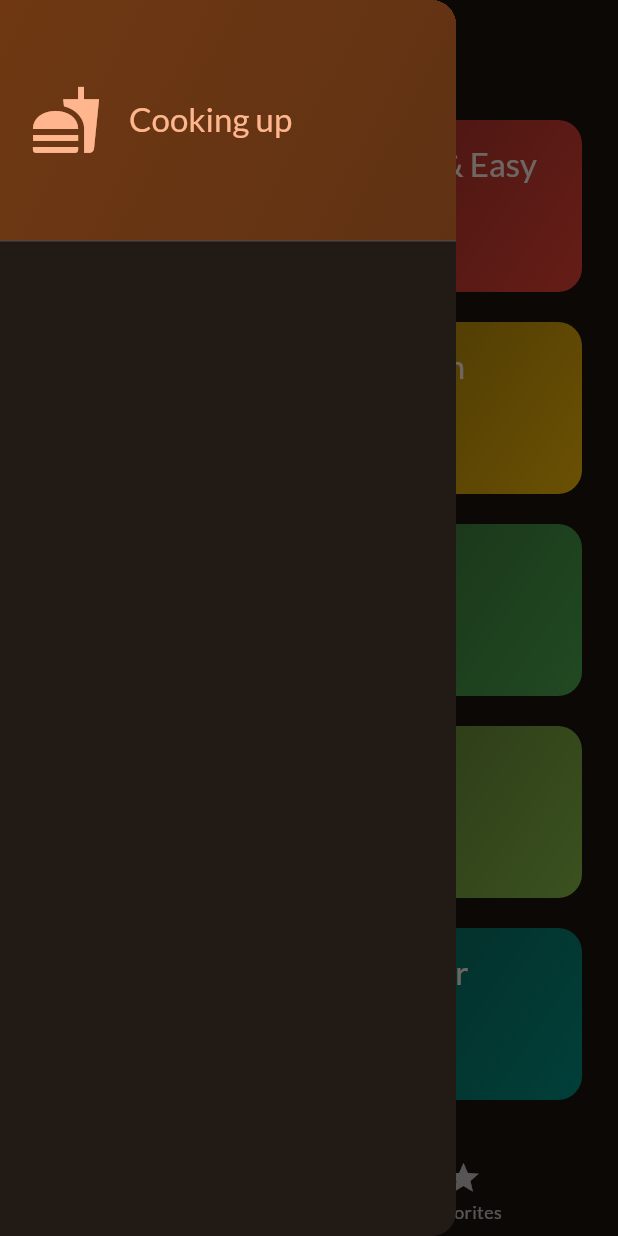
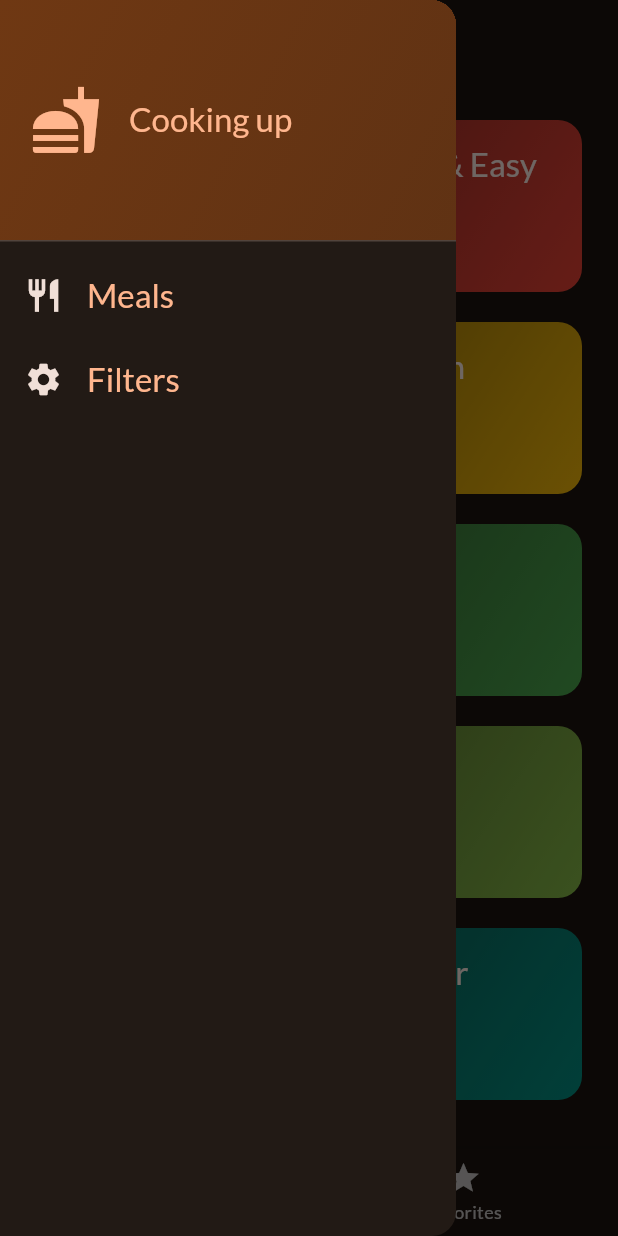
Before and after one commit to sidratulpunno/MealsAppFlutter, a Flutter app: the screen it shows after launch, with the side drawer open, on a phone screen of 412 x 824 dp. Run offline on Flutter 3.47's test engine with Material 3 defaults, Android fonts, the phone set to English and light mode, and no system bars; our stand-ins replace google_fonts, transparent_image.

Commit message:
Added app drawer listtile

```diff
--- a/lib/widgets/main_drawer.dart
+++ b/lib/widgets/main_drawer.dart
@@ -14,10 +14,7 @@ class MainDrawer extends StatelessWidget {
                 gradient: LinearGradient(
               colors: [
                 Theme.of(context).colorScheme.primaryContainer,
-                  Theme.of(context)
-                      .colorScheme
-                      .primaryContainer
-                      .withOpacity(.8),
+                Theme.of(context).colorScheme.primaryContainer.withOpacity(.8),
               ],
               begin: Alignment.topLeft,
               end: Alignment.bottomRight,
@@ -39,7 +36,36 @@ class MainDrawer extends StatelessWidget {
                       ),
                 ),
               ],
-              )),
+            ),
+          ),
+          ListTile(
+            leading: Icon(
+              Icons.restaurant,
+              size: 26,
+              color: Theme.of(context).colorScheme.onBackground,
+            ),
+            title: Text(
+              'Meals',
+              style: Theme.of(context).textTheme.titleLarge!.copyWith(
+                    color: Theme.of(context).colorScheme.primary,
+                  ),
+            ),
+            onTap: () {},
+          ),
+          ListTile(
+            leading: Icon(
+              Icons.settings,
+              size: 26,
+              color: Theme.of(context).colorScheme.onBackground,
+            ),
+            title: Text(
+              'Filters',
+              style: Theme.of(context).textTheme.titleLarge!.copyWith(
+                    color: Theme.of(context).colorScheme.primary,
+                  ),
+            ),
+            onTap: () {},
+          ),
         ],
       ),
     );
```
Lines whose indentation alone changed are shown as unchanged.
